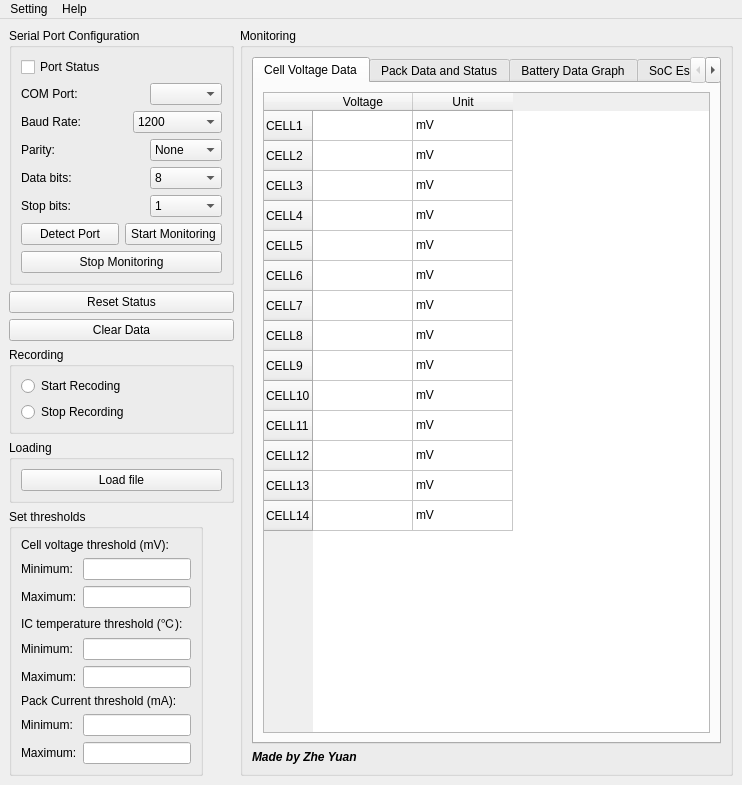
Zyuangeorge/Third_year_project, file UI/BMS_GUI.ui: the form before one commit.
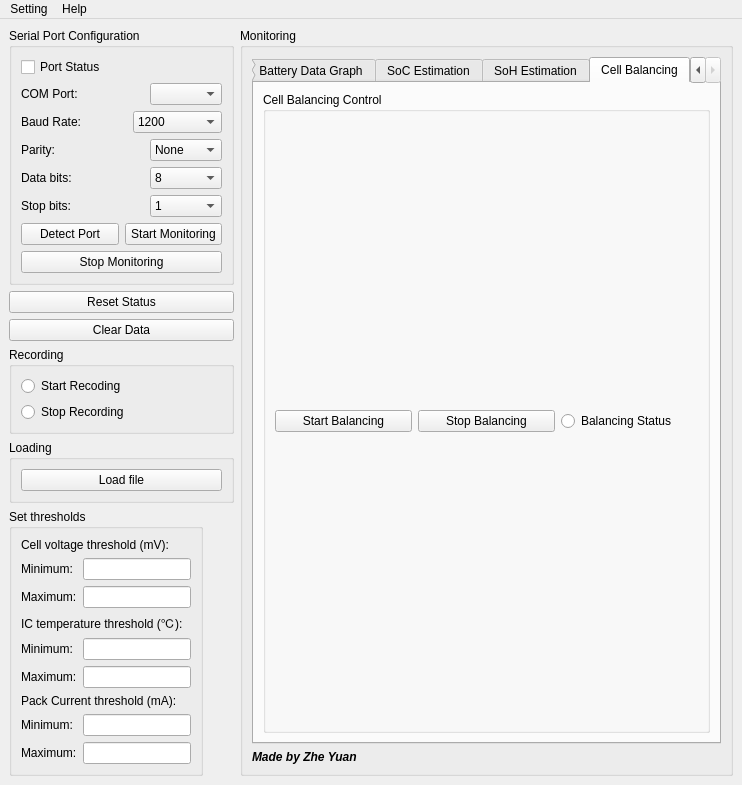
The form after the commit. The open tabs and pages were chosen to show the change.

Commit message: Cell Balancing V1

Patch:
```diff
--- a/UI/BMS_GUI.ui
+++ b/UI/BMS_GUI.ui
@@ -1313,6 +1313,53 @@
           </attribute>
           <layout class="QVBoxLayout" name="batteryData_5Layout"/>
          </widget>
+         <widget class="QWidget" name="batteryData_6">
+          <attribute name="title">
+           <string>Cell Balancing</string>
+          </attribute>
+          <layout class="QVBoxLayout" name="batteryData_6Layout">
+           <item>
+            <widget class="QGroupBox" name="CellBalancingGroupBox">
+             <property name="title">
+              <string>Cell Balancing Control</string>
+             </property>
+             <layout class="QVBoxLayout" name="verticalLayout_3">
+              <item>
+               <layout class="QHBoxLayout" name="CellBalancingButtonLayout">
+                <item>
+                 <widget class="QPushButton" name="StartBalancingButton">
+                  <property name="text">
+                   <string>Start Balancing</string>
+                  </property>
+                 </widget>
+                </item>
+                <item>
+                 <widget class="QPushButton" name="StopBalancingButton">
+                  <property name="text">
+                   <string>Stop Balancing</string>
+                  </property>
+                 </widget>
+                </item>
+                <item>
+                 <widget class="QRadioButton" name="CellBalancingStatusDisplay">
+                  <property name="focusPolicy">
+                   <enum>Qt::NoFocus</enum>
+                  </property>
+                  <property name="text">
+                   <string>Balancing Status</string>
+                  </property>
+                  <property name="checkable">
+                   <bool>false</bool>
+                  </property>
+                 </widget>
+                </item>
+               </layout>
+              </item>
+             </layout>
+            </widget>
+           </item>
+          </layout>
+         </widget>
         </widget>
        </item>
        <item>
```
The commit also changes 7 other files.
